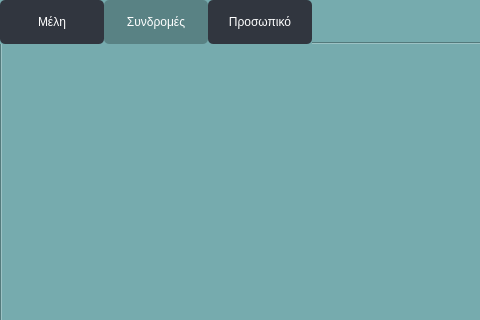
AntoniosSoula/database-project, file untitled.ui: the form before one commit; both pictures show x 0 to 480 and y 0 to 320 of the 800 by 604 pixel window.
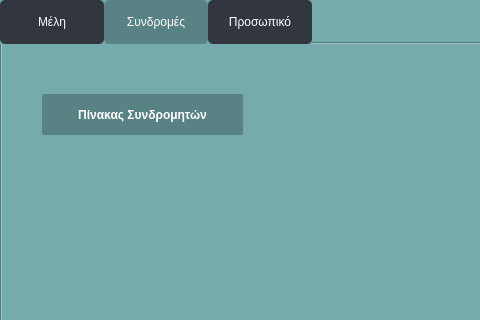
The form after the commit. The open tabs and pages were chosen to show the change.

What changed in the file:
```diff
--- a/untitled.ui
+++ b/untitled.ui
@@ -778,6 +778,79 @@
      <attribute name="title">
       <string>Συνδρομές</string>
      </attribute>
+     <widget class="QPushButton" name="buttonSyndromh">
+      <property name="geometry">
+       <rect>
+        <x>40</x>
+        <y>50</y>
+        <width>201</width>
+        <height>41</height>
+       </rect>
+      </property>
+      <property name="styleSheet">
+       <string notr="true">        QPushButton {
+            font-size: 12px;
+            padding: 1px 2.7px;
+            font-weight: 500;
+            background: #598284;;
+            color: white;
+            border: none;
+            position: relative;
+            overflow: hidden;
+            border-radius: 2px;
+            cursor: pointer;
+        }
+
+        QPushButton::hover {
+            background: #3f5b5d;
+        }
+
+        QPushButton::pressed {
+            transform: scale(0.97);
+        }
+
+        QPushButton .gradient {
+            position: absolute;
+            width: 100%;
+            height: 100%;
+            left: 0;
+            top: 0;
+            border-radius: 2px;
+            margin-top: -0.25em;
+            background-image: linear-gradient(
+                rgba(0, 0, 0, 0),
+                rgba(0, 0, 0, 0),
+                rgba(0, 0, 0, 0.3)
+            );
+        }
+
+        QPushButton .label {
+            position: relative;
+            top: -1px;
+        }
+
+        QPushButton .transition {
+            transition-timing-function: cubic-bezier(0, 0, 0.2, 1);
+            transition-duration: 500ms;
+            background-color: #3f5b5d;
+            border-radius: 9999px;
+            width: 0;
+            height: 0;
+            position: absolute;
+            left: 50%;
+            top: 50%;
+            transform: translate(-50%, -50%);
+        }
+
+        QPushButton:hover .transition {
+            width: 14em;
+            height: 14em;
+        }</string>
+      </property>
+      <property name="text">
+       <string>Πίνακας Συνδρομητών</string>
+      </property>
+     </widget>
     </widget>
     <widget class="QWidget" name="tab_4">
      <attribute name="title">
```
Left out of the diff: 4 changed lines with no effect on the pictures.
